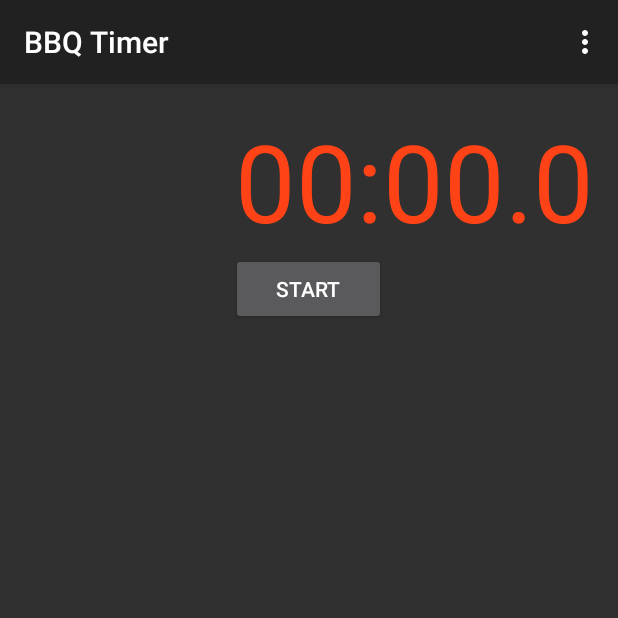
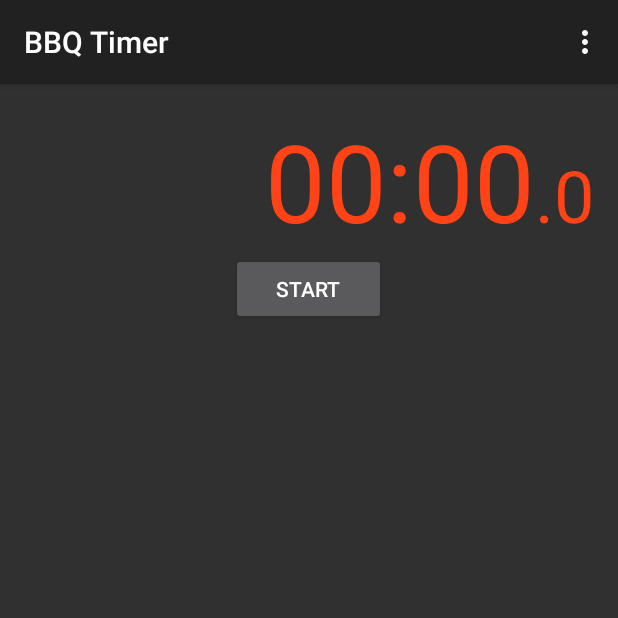
Before and after one commit to 1fish2/BBQTimer, an Android app: the screen it shows after launch (MainActivity), on a phone screen of 412 x 824 dp, the top half of it. Run offline under Robolectric (Android 15) with nearby library versions, the phone set to English and light mode, and no system bars.

Commit message:
In the activity, use smaller text for the fractional seconds.
* Right-align the time display in the activity and the widget.
* Keep the widget wide enough to show 00:00.

```diff
--- a/BBQ Timer/src/main/java/com/onefishtwo/bbqtimer/MainActivity.java
+++ b/BBQ Timer/src/main/java/com/onefishtwo/bbqtimer/MainActivity.java
@@ -66,6 +66,7 @@ public class MainActivity extends ActionBarActivity {
     private Button resetButton;
     private Button startStopButton;
     private TextView displayView;
+    private TextView fractionDisplayView;
 
     @Override
     protected void onCreate(Bundle savedInstanceState) {
@@ -77,9 +78,10 @@ public class MainActivity extends ActionBarActivity {
 
         setContentView(R.layout.activity_main);
 
-        resetButton     = (Button) findViewById(R.id.resetButton);
-        startStopButton = (Button) findViewById(R.id.startStopButton);
-        displayView     = (TextView) findViewById(R.id.display);
+        resetButton         = (Button) findViewById(R.id.resetButton);
+        startStopButton     = (Button) findViewById(R.id.startStopButton);
+        displayView         = (TextView) findViewById(R.id.display);
+        fractionDisplayView = (TextView) findViewById(R.id.fractionDisplay);
 
         updateUI();
     }
@@ -145,11 +147,14 @@ public class MainActivity extends ActionBarActivity {
         TimerAppWidgetProvider.updateAllWidgets(this, timer);
     }
 
-    /** Displays the current elapsed time. I.e. updates the display. */
+    /** Updates the display to show the current elapsed time. */
     private void displayTime() {
-        String formatted = timer.getFormattedElapsedTime();
+        long elapsedTime = timer.getElapsedTime();
+        String formatted = TimeCounter.formatHhMmSs(elapsedTime);
+        String formattedFraction = TimeCounter.formatFractionalSeconds(elapsedTime);
 
         displayView.setText(formatted);
+        fractionDisplayView.setText(formattedFraction);
     }
 
     /** Updates the UI for the current state. */
--- a/BBQ Timer/src/main/java/com/onefishtwo/bbqtimer/TimeCounter.java
+++ b/BBQ Timer/src/main/java/com/onefishtwo/bbqtimer/TimeCounter.java
@@ -12,9 +12,6 @@ import android.text.format.DateUtils;
  * A stopwatch time counter (data model).
  */
 public class TimeCounter {
-    private static final String SHORT_FORMAT =      "%02d:%02d.%01d"; //    mm:ss.f
-    private static final String LONG_FORMAT  = "%02d:%02d:%02d.%01d"; // hh:mm:ss.f
-
     /** PERSISTENT STATE identifiers. */
     public static final String PREF_IS_RUNNING = "isRunning";
     public static final String PREF_START_TIME = "startTime";
@@ -77,11 +74,6 @@ public class TimeCounter {
         return (isRunning ? elapsedRealtime() : pauseTime) - startTime;
     }
 
-    /** Returns the running or stopped elapsed time, in [h:]mm:ss.f format. */
-    public String getFormattedElapsedTime() {
-        return formatTime(getElapsedTime());
-    }
-
     /** Starts or resumes the timer. */
     public void start() {
         if (!isRunning) {
@@ -131,25 +123,4 @@ public class TimeCounter {
 
         return String.format(".%1d", tenths);
     }
-
-    /**
-     * Formats a millisecond duration in [hh:]mm:ss.f format.
-     * ([[h]h:][m]m:ss.f would look nicer but it wouldn't match Chronometer's formatting.
-     */
-    public static String formatTime(long elapsedMilliseconds) {
-        // TODO: Use android.text.format.DateUtils.formatElapsedTime() and append the fractional part?
-        long fx       = elapsedMilliseconds / 100; // time in tenths of a second
-        long sx       = fx / 10;  // time in seconds, extended with minutes and hours
-        long mx       = sx / 60;
-        long hours    = mx / 60;
-        long fraction = fx - sx * 10;
-        long seconds  = sx - mx * 60;
-        long minutes  = mx - hours * 60;
-
-        if (hours > 0) {
-            return String.format(LONG_FORMAT, hours, minutes, seconds, fraction);
-        } else {
-            return String.format(SHORT_FORMAT, minutes, seconds, fraction);
-        }
-    }
 }
--- a/BBQ Timer/src/main/res/layout/app_widget.xml
+++ b/BBQ Timer/src/main/res/layout/app_widget.xml
@@ -6,12 +6,17 @@
     android:background="@android:color/background_dark">
 
     <LinearLayout
-        android:id="@+id/linearLayout"
+        android:orientation="vertical"
+        android:layout_width="fill_parent"
+        android:layout_height="fill_parent">
+
+        <LinearLayout
             android:orientation="horizontal"
-        android:layout_width="fill_parent"
-        android:layout_height="fill_parent"
+            android:layout_width="wrap_content"
+            android:layout_height="wrap_content"
             android:background="@android:color/background_dark"
-        android:padding="@dimen/widget_interior_padding">
+            android:padding="@dimen/widget_interior_padding"
+            android:layout_gravity="right">
 
             <ViewFlipper
                 android:layout_width="fill_parent"
@@ -33,10 +38,13 @@
                     android:layout_width="fill_parent"
                     android:layout_height="wrap_content"
                     android:clickable="true"
+                    android:importantForAccessibility="yes"
                     android:textSize="@dimen/widget_text_size"
                     android:textColor="@color/orange_red_text"
                     android:typeface="sans"/>
             </ViewFlipper>
 
         </LinearLayout>
+    </LinearLayout>
+
 </FrameLayout>
--- a/BBQ Timer/src/main/res/layout/fragment_main.xml
+++ b/BBQ Timer/src/main/res/layout/fragment_main.xml
@@ -3,20 +3,44 @@
     android:layout_width="match_parent"
     android:layout_height="match_parent">
 
+    <LinearLayout
+        android:orientation="horizontal"
+        android:layout_width="wrap_content"
+        android:layout_height="wrap_content"
+        android:layout_gravity="right">
+
         <TextView
-        android:text="@string/time0"
-        android:layout_width="fill_parent"
+            android:id="@+id/display"
+            android:layout_width="wrap_content"
             android:layout_height="wrap_content"
             android:clickable="true"
-        android:id="@+id/display"
             android:textSize="@dimen/display_text_size"
             android:singleLine="true"
             android:importantForAccessibility="yes"
             android:gravity="right"
             android:onClick="onClickStartStop"
+            android:text="@string/time0"
             android:ellipsize="end"
             android:typeface="sans"
-        android:textColor="@color/orange_red_text" />
+            android:textColor="@color/orange_red_text"
+            android:layout_gravity="bottom|right"/>
+
+        <TextView
+            android:id="@+id/fractionDisplay"
+            android:layout_width="wrap_content"
+            android:layout_height="wrap_content"
+            android:clickable="true"
+            android:textSize="@dimen/fraction_text_size"
+            android:singleLine="true"
+            android:importantForAccessibility="yes"
+            android:gravity="right"
+            android:onClick="onClickStartStop"
+            android:text="@string/time0_fraction"
+            android:ellipsize="end"
+            android:typeface="sans"
+            android:textColor="@color/orange_red_text"
+            android:layout_gravity="bottom|right"/>
+    </LinearLayout>
 
     <RelativeLayout
         android:layout_width="match_parent"
--- a/BBQ Timer/src/main/res/values/dimens.xml
+++ b/BBQ Timer/src/main/res/values/dimens.xml
@@ -10,6 +10,7 @@
 
     <!-- Text sizes. -->
     <dimen name="display_text_size">72sp</dimen>
+    <dimen name="fraction_text_size">48sp</dimen>
     <dimen name="widget_text_size">56sp</dimen>
 
     </resources>
--- a/BBQ Timer/src/main/res/values/strings.xml
+++ b/BBQ Timer/src/main/res/values/strings.xml
@@ -7,6 +7,7 @@
     <string name="reset">Reset</string>
     <string name="start">Start</string>
     <string name="stop">Stop</string>
-    <string name="time0">0:00.0</string>
+    <string name="time0">00:00</string>
+    <string name="time0_fraction">.0</string>
 
 </resources>
--- a/BBQ Timer/src/main/res/xml/app_widget_info.xml
+++ b/BBQ Timer/src/main/res/xml/app_widget_info.xml
@@ -4,7 +4,7 @@
 <appwidget-provider xmlns:android="http://schemas.android.com/apk/res/android"
     android:minWidth="180dp"
     android:minHeight="40dp"
-    android:minResizeWidth="110dp"
+    android:minResizeWidth="180dp"
     android:minResizeHeight="40dp"
     android:updatePeriodMillis="0"
     android:initialLayout="@layout/app_widget"
```
Lines whose indentation alone changed are shown as unchanged.
